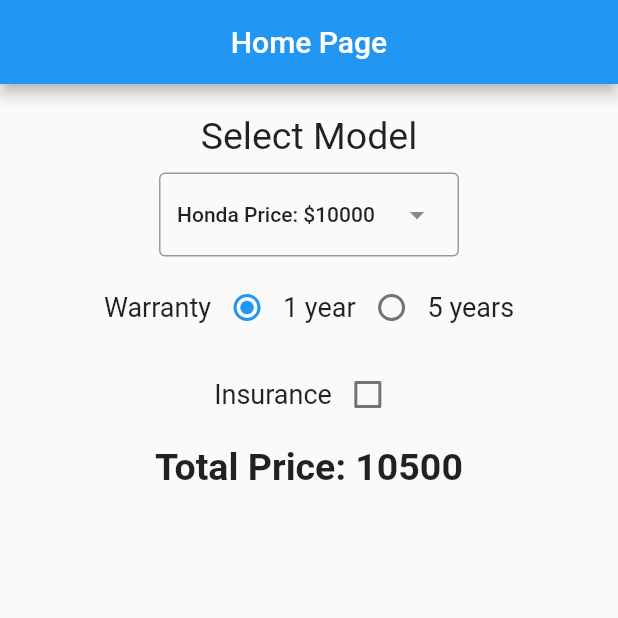
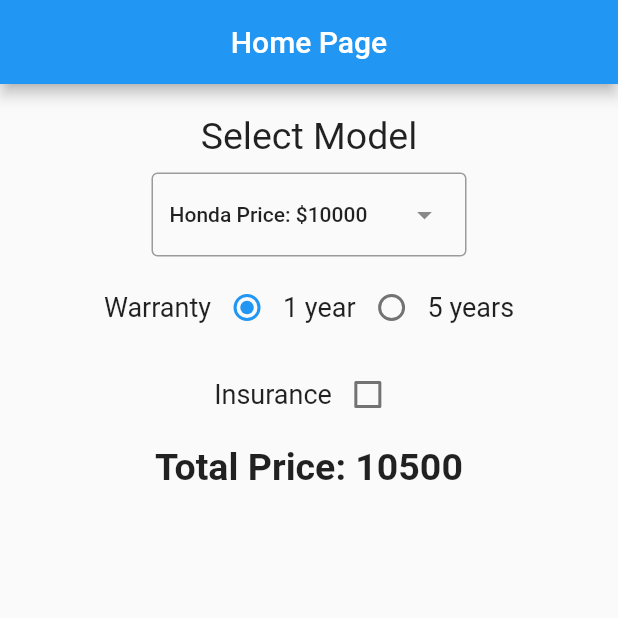
Before and after one commit to ZainabMaatouk20/Mood-Helper, a Flutter app: the screen it shows after launch, on a phone screen of 412 x 824 dp, the top half of it. Run offline on Flutter 3.47's test engine with Material 2 defaults, Android fonts, the phone set to English and light mode, and no system bars.

Commit message:
fixed dropdown width

```diff
--- a/lib/car.dart
+++ b/lib/car.dart
@@ -53,7 +53,7 @@ to the home page.
   @override
   Widget build(BuildContext context) {
     return DropdownMenu(
-        width: 200.0,
+        width: 210.0,
         initialSelection: cars[0], // first car to be displayed
         onSelected: (car) {
           setState(() {
```
